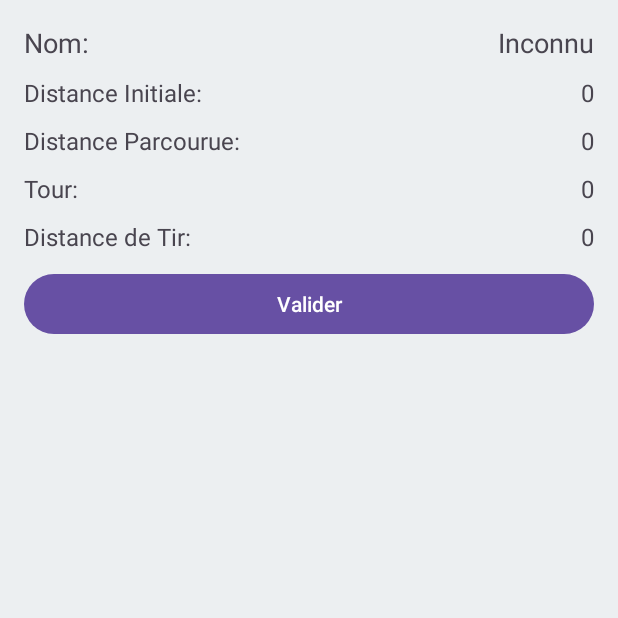
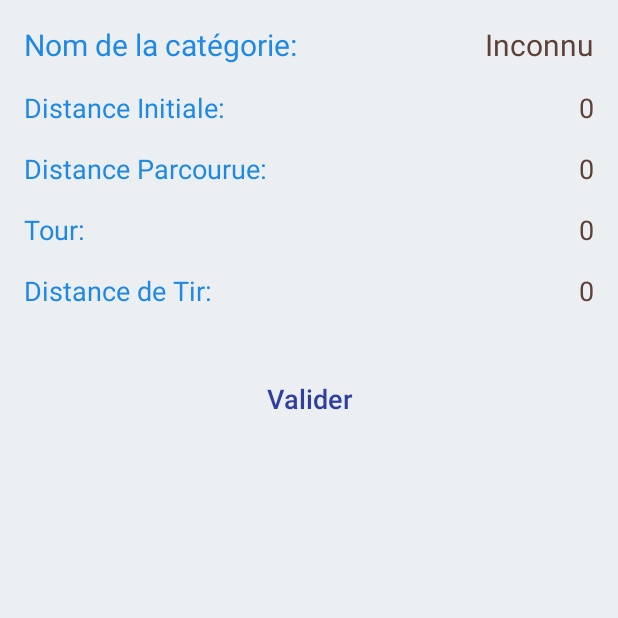
Before and after one commit to Nathuer/application_laser_run, an Android app: the CategoryChooseActivity screen opened directly, with no data from a screen before it, on a phone screen of 412 x 824 dp, the top half of it. Run offline under Robolectric (Android 15) with nearby library versions, the phone set to English and light mode, and no system bars.

Commit message:
commit récupération de la durée de la course

```diff
--- a/app/src/main/java/com/example/application_laser_run/activity/MyApplication.kt
+++ b/app/src/main/java/com/example/application_laser_run/activity/MyApplication.kt
@@ -6,7 +6,7 @@ import android.os.SystemClock
 class MyApplication : Application() {
     val start = SystemClock.elapsedRealtime()
     var roundCount: Int = 0
-
+    var chronometer: Long = 0
     var missedTargets: Int = 0
 
 
--- a/app/src/main/java/com/example/application_laser_run/dao/PerformanceDao.kt
+++ b/app/src/main/java/com/example/application_laser_run/dao/PerformanceDao.kt
@@ -20,6 +20,10 @@ interface PerformanceDao {
     @Query("SELECT * FROM Performance WHERE category_ref = :categoryName")
     suspend fun getPerformancesByCategory(categoryName: String): List<Performance>
 
+    @Query("SELECT SUM(run_duration) FROM performance")
+    suspend fun getTotalRunDuration(): Long?
+
+
     @Insert
     suspend fun insert(vararg performance: Performance)
 
--- a/app/src/main/res/layout/activity_category_choose.xml
+++ b/app/src/main/res/layout/activity_category_choose.xml
@@ -5,29 +5,32 @@
     android:orientation="vertical"
     android:padding="16dp"
     android:background="@color/backgroundColor"
-    >
+    android:layout_gravity="center">
 
     <!-- LinearLayout pour le nom de la catégorie -->
     <LinearLayout
         android:orientation="horizontal"
         android:layout_width="match_parent"
         android:layout_height="wrap_content"
-        android:layout_marginBottom="10dp">
+        android:layout_marginBottom="16dp">
 
         <TextView
             android:id="@+id/categoryNameLabel"
             android:layout_width="wrap_content"
             android:layout_height="wrap_content"
             android:layout_weight="1"
-            android:text="Nom:"
-            android:textSize="18sp" />
+            android:text="Nom de la catégorie:"
+            android:textSize="20sp"
+            android:textColor="@color/primaryTextColor"
+            android:paddingEnd="8dp"/>
 
         <TextView
             android:id="@+id/categoryName"
             android:layout_width="wrap_content"
             android:layout_height="wrap_content"
             android:text="Category Name"
-            android:textSize="18sp" />
+            android:textSize="20sp"
+        android:textColor="@color/secondaryTextColor"/>
     </LinearLayout>
 
     <!-- LinearLayout pour la distance initiale -->
@@ -35,22 +38,24 @@
         android:orientation="horizontal"
         android:layout_width="match_parent"
         android:layout_height="wrap_content"
-        android:layout_marginBottom="10dp">
+        android:layout_marginBottom="16dp">
 
         <TextView
             android:id="@+id/distanceInitialeLabel"
             android:layout_width="wrap_content"
             android:layout_height="wrap_content"
             android:text="Distance Initiale:"
-            android:textSize="16sp"
-            android:layout_weight="1" />
+            android:textSize="18sp"
+            android:layout_weight="1"
+            android:textColor="@color/primaryTextColor"/>
 
         <TextView
             android:id="@+id/distanceInitiale"
             android:layout_width="wrap_content"
             android:layout_height="wrap_content"
             android:text="0"
-            android:textSize="16sp" />
+            android:textSize="18sp"
+            android:textColor="@color/secondaryTextColor"/>
     </LinearLayout>
 
     <!-- LinearLayout pour la distance parcourue -->
@@ -58,22 +63,24 @@
         android:orientation="horizontal"
         android:layout_width="match_parent"
         android:layout_height="wrap_content"
-        android:layout_marginBottom="10dp">
+        android:layout_marginBottom="16dp">
 
         <TextView
             android:id="@+id/distanceParcouruLabel"
             android:layout_width="wrap_content"
             android:layout_height="wrap_content"
             android:text="Distance Parcourue:"
-            android:textSize="16sp"
-            android:layout_weight="1" />
+            android:textSize="18sp"
+            android:layout_weight="1"
+            android:textColor="@color/primaryTextColor"/>
 
         <TextView
             android:id="@+id/distanceParcouru"
             android:layout_width="wrap_content"
             android:layout_height="wrap_content"
             android:text="0"
-            android:textSize="16sp" />
+            android:textSize="18sp"
+            android:textColor="@color/secondaryTextColor"/>
     </LinearLayout>
 
     <!-- LinearLayout pour le tour -->
@@ -81,22 +88,24 @@
         android:orientation="horizontal"
         android:layout_width="match_parent"
         android:layout_height="wrap_content"
-        android:layout_marginBottom="10dp">
+        android:layout_marginBottom="16dp">
 
         <TextView
             android:id="@+id/tourLabel"
             android:layout_width="wrap_content"
             android:layout_height="wrap_content"
             android:text="Tour:"
-            android:textSize="16sp"
-            android:layout_weight="1" />
+            android:textSize="18sp"
+            android:layout_weight="1"
+            android:textColor="@color/primaryTextColor"/>
 
         <TextView
             android:id="@+id/tour"
             android:layout_width="wrap_content"
             android:layout_height="wrap_content"
             android:text="0"
-            android:textSize="16sp" />
+            android:textSize="18sp"
+            android:textColor="@color/secondaryTextColor"/>
     </LinearLayout>
 
     <!-- LinearLayout pour la distance de tir -->
@@ -104,35 +113,41 @@
         android:orientation="horizontal"
         android:layout_width="match_parent"
         android:layout_height="wrap_content"
-        android:layout_marginBottom="10dp">
+        android:layout_marginBottom="16dp">
 
         <TextView
             android:id="@+id/distanceTirLabel"
             android:layout_width="wrap_content"
             android:layout_height="wrap_content"
             android:text="Distance de Tir:"
-            android:textSize="16sp"
-            android:layout_weight="1" />
+            android:textSize="18sp"
+            android:layout_weight="1"
+            android:textColor="@color/primaryTextColor"/>
 
         <TextView
             android:id="@+id/distanceTir"
             android:layout_width="wrap_content"
             android:layout_height="wrap_content"
             android:text="0"
-            android:textSize="16sp" />
+            android:textSize="18sp"
+            android:textColor="@color/secondaryTextColor"/>
     </LinearLayout>
 
+    <!-- Bouton de validation -->
     <LinearLayout
         android:layout_width="match_parent"
-        android:layout_height="match_parent"
-        android:orientation="horizontal">
+        android:layout_height="wrap_content"
+        android:orientation="horizontal"
+        android:layout_marginTop="20dp">
 
         <Button
             android:id="@+id/buttonCategory"
-            android:layout_width="wrap_content"
+            android:layout_width="match_parent"
             android:layout_height="wrap_content"
-            android:layout_weight="1"
-            android:text="Valider" />
+            android:text="Valider"
+            android:textColor="@color/primaryDark"
+            android:textSize="18sp"
+            android:background="?android:attr/selectableItemBackground" />
     </LinearLayout>
 
 </LinearLayout>
```
Also changed, not shown: app/src/main/java/com/example/application_laser_run/activity/RunActivity.kt (+9 -0 lines), app/src/main/java/com/example/application_laser_run/activity/ShootActivity.kt (+14 -1 lines), app/src/main/java/com/example/application_laser_run/activity/StatActivity.kt (+10 -0 lines), app/src/main/res/layout/activity_main.xml (+15 -17 lines), app/src/main/res/layout/activity_ready.xml (+16 -19 lines), app/src/main/res/layout/activity_run.xml (+20 -6 lines), app/src/main/res/layout/activity_shoot.xml (+20 -17 lines), app/src/main/res/layout/activity_stat.xml (+23 -3 lines).
